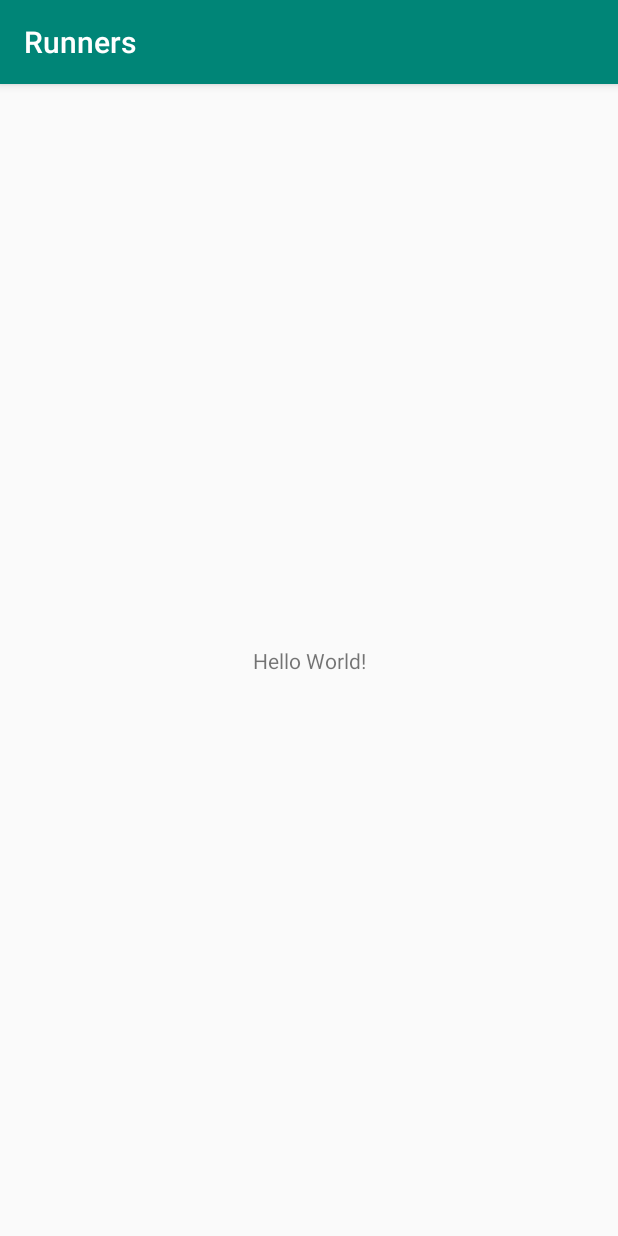
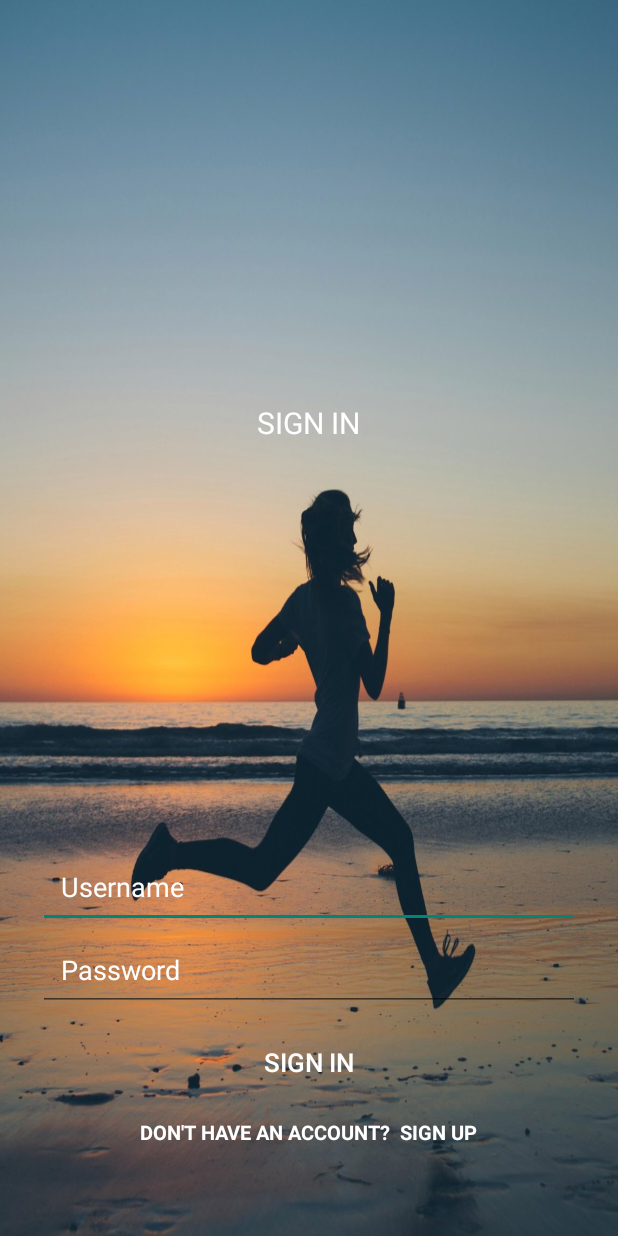
Before and after one commit to pedroacmendes/AppRunners, an Android app: the screen it shows after launch (MainActivity), on a phone screen of 412 x 824 dp. Run offline under Robolectric (Android 15) with nearby library versions, the phone set to English and light mode, and no system bars.

Commit message:
Primeiras activities da aplicaçao

```diff
--- a/Runners/app/build.gradle
+++ b/Runners/app/build.gradle
@@ -26,4 +26,10 @@ dependencies {
     testImplementation 'junit:junit:4.12'
     androidTestImplementation 'androidx.test.ext:junit:1.1.1'
     androidTestImplementation 'androidx.test.espresso:espresso-core:3.2.0'
+
+
+    implementation 'com.android.support:appcompat-v7:26.1.0'
+
+    implementation 'com.google.android.gms:play-services-maps:11.6.0'
+    implementation 'com.google.android.gms:play-services-location:11.6.0'
 }
--- a/Runners/app/src/main/java/com/example/runners/MainActivity.java
+++ b/Runners/app/src/main/java/com/example/runners/MainActivity.java
@@ -1,8 +1,11 @@
 package com.example.runners;
 
 import androidx.appcompat.app.AppCompatActivity;
-
+import android.content.Intent;
 import android.os.Bundle;
+import android.view.View;
+import android.widget.Button;
+import android.widget.TextView;
 
 public class MainActivity extends AppCompatActivity {
 
@@ -10,5 +13,27 @@ public class MainActivity extends AppCompatActivity {
     protected void onCreate(Bundle savedInstanceState) {
         super.onCreate(savedInstanceState);
         setContentView(R.layout.activity_main);
+
+        TextView signUp_text = findViewById(R.id.signUp_text);
+        signUp_text.setOnClickListener(new View.OnClickListener() {
+            @Override
+            public void onClick(View v) {
+                startActivity(new Intent(MainActivity.this, RegistoActivity.class));
+                finish();
+            }
+        });
+
+        Button btn_signIn = findViewById(R.id.btn_signIn);
+        btn_signIn.setOnClickListener(new View.OnClickListener() {
+            @Override
+            public void onClick(View v) {
+                startActivity(new Intent(MainActivity.this, Atividade.class));
+                finish();
+            }
+        });
+
     }
+
+
+
 }
--- a/Runners/app/src/main/res/layout/activity_main.xml
+++ b/Runners/app/src/main/res/layout/activity_main.xml
@@ -1,18 +1,84 @@
 <?xml version="1.0" encoding="utf-8"?>
-<androidx.constraintlayout.widget.ConstraintLayout xmlns:android="http://schemas.android.com/apk/res/android"
-    xmlns:app="http://schemas.android.com/apk/res-auto"
-    xmlns:tools="http://schemas.android.com/tools"
+<RelativeLayout xmlns:android="http://schemas.android.com/apk/res/android"
     android:layout_width="match_parent"
     android:layout_height="match_parent"
-    tools:context=".MainActivity">
+    android:background="@drawable/aa">
 
-    <TextView
-        android:layout_width="wrap_content"
+    <LinearLayout
+        android:layout_width="match_parent"
         android:layout_height="wrap_content"
-        android:text="Hello World!"
-        app:layout_constraintBottom_toBottomOf="parent"
-        app:layout_constraintLeft_toLeftOf="parent"
-        app:layout_constraintRight_toRightOf="parent"
-        app:layout_constraintTop_toTopOf="parent" />
+        android:layout_above="@id/input_group"
+        android:layout_alignParentTop="true"
+        android:layout_marginLeft="25dp"
+        android:layout_marginRight="25dp"
+        android:gravity="center"
+        android:orientation="vertical">
 
-</androidx.constraintlayout.widget.ConstraintLayout>
+        <TextView
+            android:layout_width="wrap_content"
+            android:layout_height="wrap_content"
+            android:fontFamily="sans-serif"
+            android:text="SIGN IN"
+            android:textColor="#FFFF"
+            android:textSize="20sp" />
+
+    </LinearLayout>
+
+    <LinearLayout
+        android:id="@+id/input_group"
+        android:layout_width="match_parent"
+        android:layout_height="wrap_content"
+        android:layout_alignParentBottom="true"
+        android:layout_marginLeft="25dp"
+        android:layout_marginRight="25dp"
+        android:layout_marginBottom="50dp"
+        android:gravity="center"
+        android:orientation="vertical">
+
+        <EditText
+            android:id="@+id/edt_user"
+            android:layout_width="match_parent"
+            android:layout_height="wrap_content"
+            android:hint="Username"
+            android:textColorHint="#ffff"
+            android:textColor="#ffff"
+            android:inputType="textPersonName"
+            android:padding="15dp" />
+
+        <EditText
+            android:id="@+id/edt_pass"
+            android:layout_width="match_parent"
+            android:layout_height="wrap_content"
+            android:hint="Password"
+            android:textColorHint="#ffff"
+            android:textColor="#ffff"
+            android:inputType="textPassword"
+            android:padding="15dp" />
+
+        <Button
+            style="@style/Widget.AppCompat.Button.Borderless"
+            android:id="@+id/btn_signIn"
+            android:layout_width="match_parent"
+            android:layout_height="wrap_content"
+            android:layout_marginTop="10dp"
+            android:text="SIGN IN"
+            android:textAllCaps="false"
+            android:textColor="#FFFF"
+            android:textSize="17sp" />
+
+        <TextView
+            android:id="@+id/signUp_text"
+            android:layout_width="wrap_content"
+            android:layout_height="wrap_content"
+            android:layout_marginTop="3dp"
+            android:fontFamily="sans-serif"
+            android:padding="10dp"
+            android:text="Don't have an account?  Sign Up"
+            android:textAllCaps="true"
+            android:textColor="#ffff"
+            android:textSize="13dp"
+            android:textStyle="bold" />
+
+    </LinearLayout>
+
+</RelativeLayout>
--- a/Runners/app/src/main/res/values/styles.xml
+++ b/Runners/app/src/main/res/values/styles.xml
@@ -8,4 +8,7 @@
         <item name="colorAccent">@color/colorAccent</item>
     </style>
 
+    <style name="AppThemeNoActionBar" parent="Theme.AppCompat.Light.NoActionBar">
+    </style>
+
 </resources>
```
Also changed, not shown: Runners/app/src/main/AndroidManifest.xml (+19 -1 lines), Runners/app/src/main/java/com/example/runners/Atividade.java (added, +189 -0 lines), Runners/app/src/main/java/com/example/runners/AtividadeTerminada.java (added, +34 -0 lines), Runners/app/src/main/java/com/example/runners/RegistoActivity.java (added, +37 -0 lines), Runners/app/src/main/res/layout/activity_atividade_terminada.xml (added, +14 -0 lines), Runners/app/src/main/res/layout/activity_registo.xml (added, +91 -0 lines), Runners/app/src/main/res/layout/activity_start.xml (added, +46 -0 lines), Runners/app/src/main/res/drawable/aa.jpg (added), Runners/app/src/main/res/drawable/b.jpg (added), Runners/app/src/main/res/drawable/walpaper.jpg (added), Runners/app/src/main/res/drawable/walpaper1.jpg (added), 4 other files.
